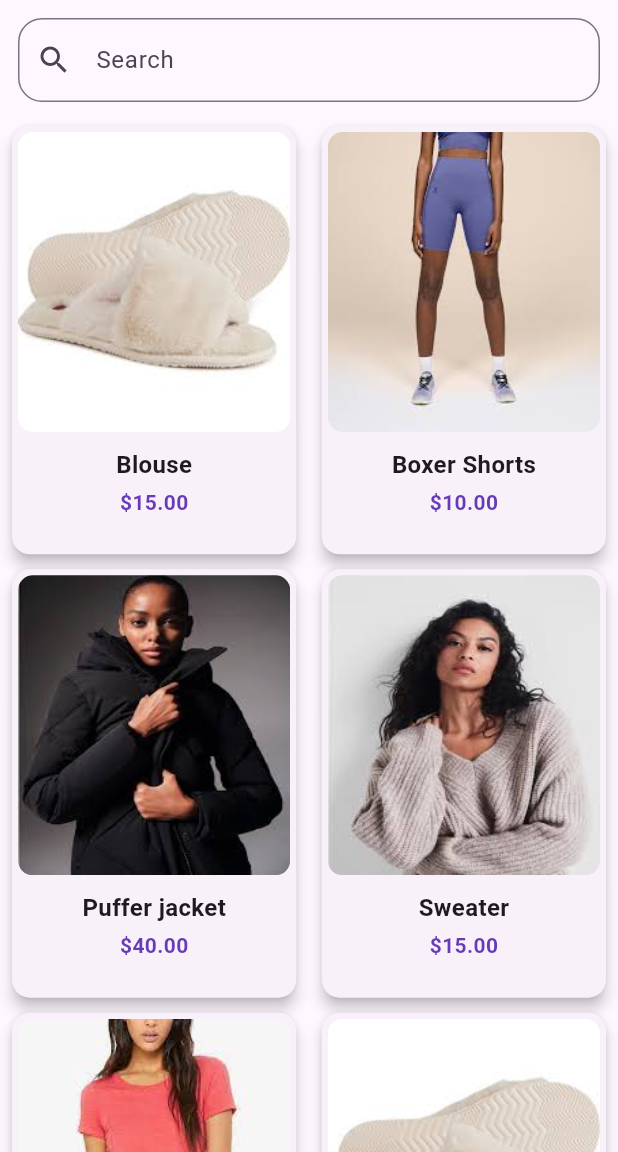
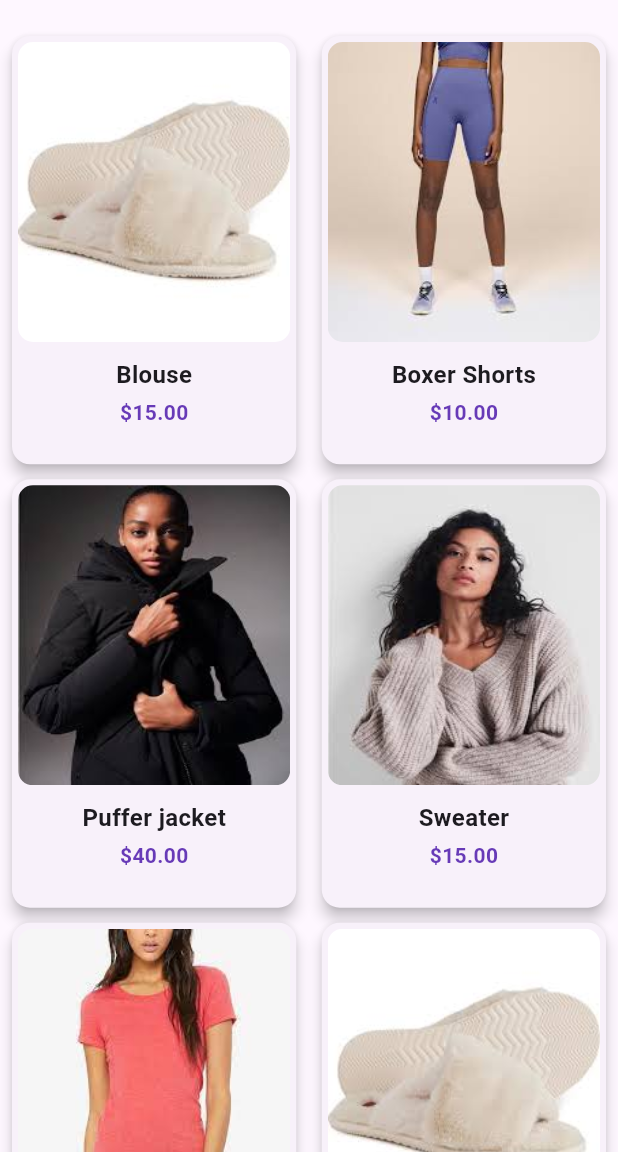
Before and after one commit to akastha97/hamburgermenu, a Flutter app: the screen it shows after launch, on a phone screen of 412 x 824 dp, the part 84-1236 px from its top. Run offline on Flutter 3.47's test engine with Material 3 defaults, Android fonts, the phone set to English and light mode, and no system bars; our stand-ins replace shared_preferences.

Commit message:
removed search
removed search

```diff
--- a/shopaholic/lib/screens/homescreen.dart
+++ b/shopaholic/lib/screens/homescreen.dart
@@ -1,9 +1,9 @@
 // Display product cards
 
 import "package:flutter/material.dart";
+import "package:provider/provider.dart";
 import "package:shopaholic/services/product_services.dart";
 import "package:shopaholic/ui_components/product_tile.dart";
-import "package:provider/provider.dart";
 
 import "../models/product_model.dart";
 import "product_detail_screen.dart";
@@ -20,17 +20,7 @@ class _HomeScreenState extends State<HomeScreen> {
   Widget build(BuildContext context) {
     return Column(
       children: [
-        // search bar
-        Padding(
-          padding: const EdgeInsets.all(12.0),
-          child: TextField(
-            decoration: InputDecoration(
-                prefixIcon: const Icon(Icons.search),
-                label: const Text("Search"),
-                border: OutlineInputBorder(
-                    borderRadius: BorderRadius.circular(16))),
-          ),
-        ),
+        SizedBox(height: 20),
 
         // list of products in grid view
         Expanded(
```
